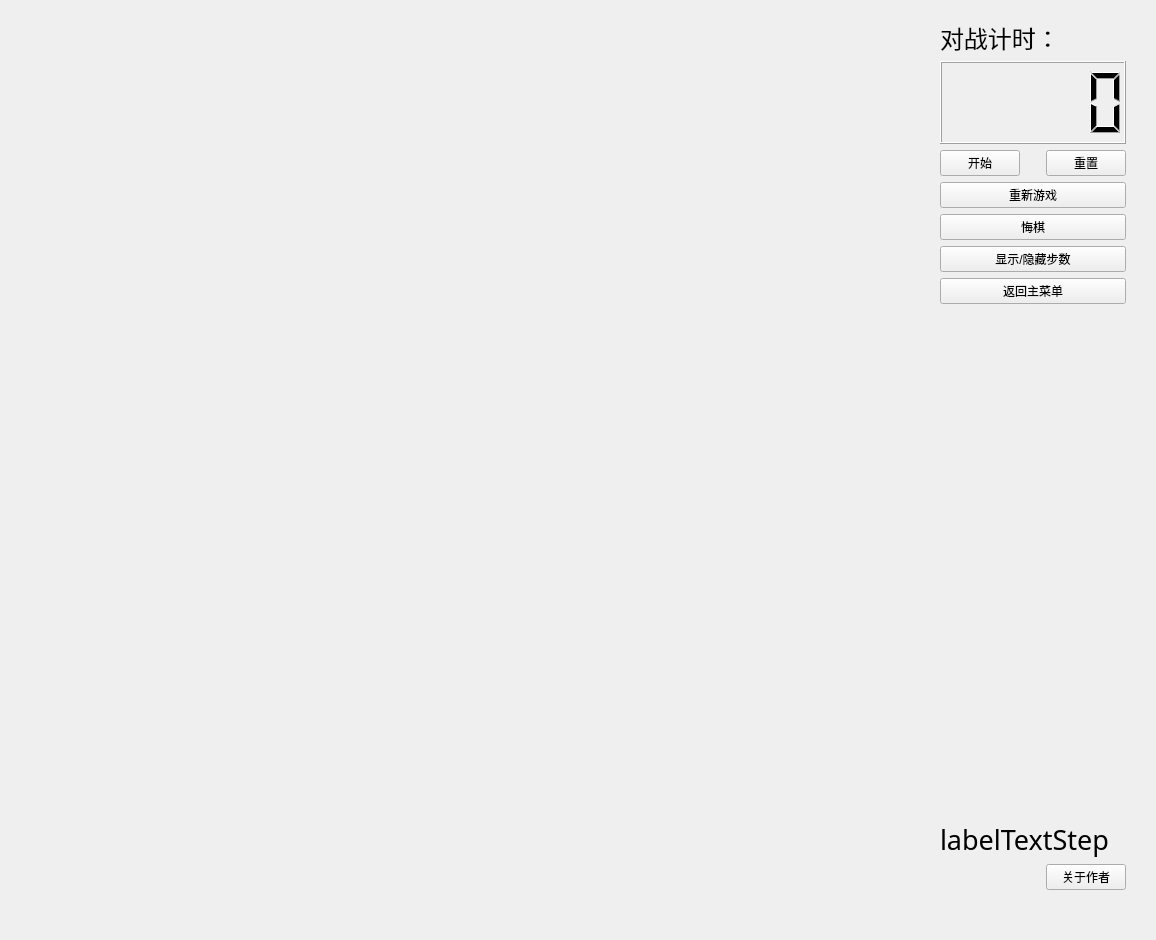
The window that ChessBoard.ui (XMuli/ChineseChess) describes before a commit, drawn with Qt 5.
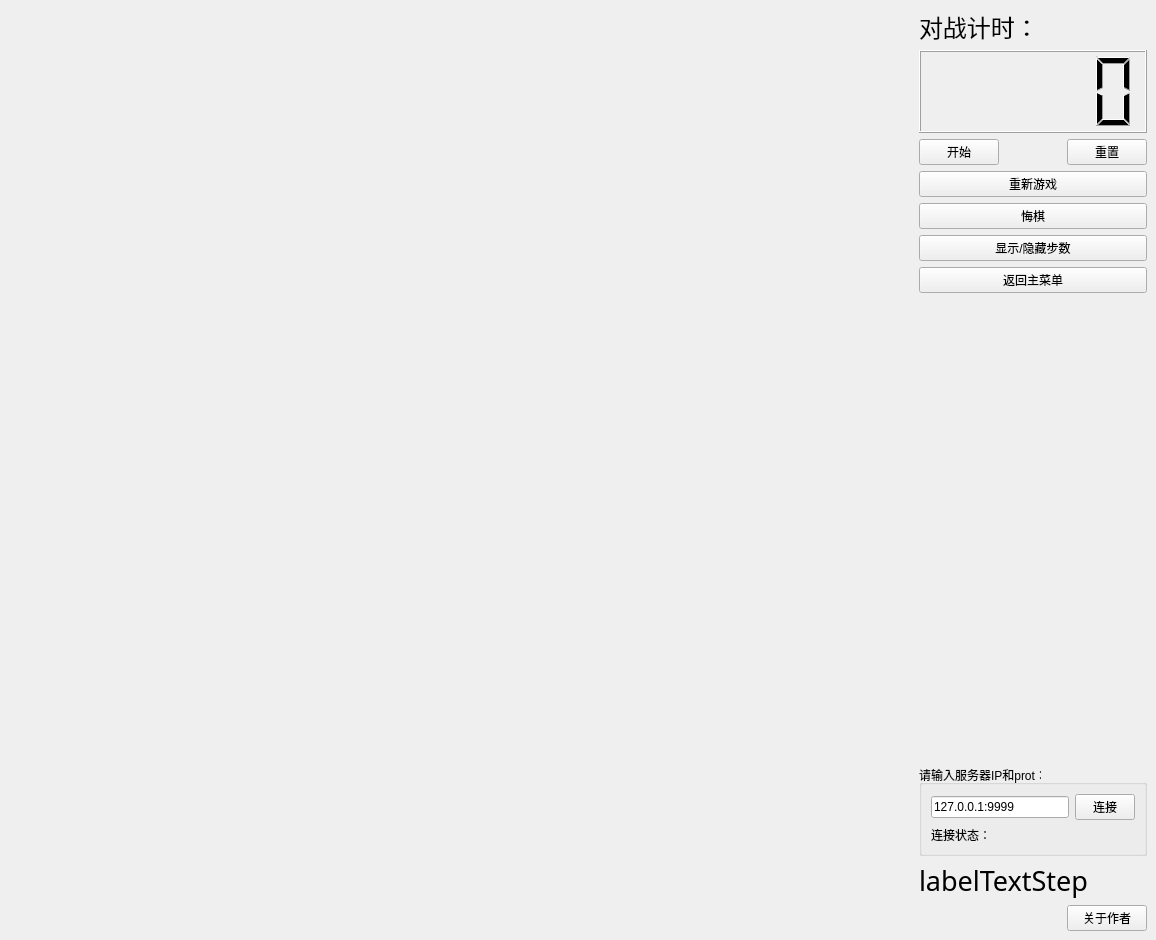
The same window after the commit. Icons and pictures are not drawn.

Commit message:
feat: Optimise networking for network battles
Customisable input IP and Port

```diff
--- a/ChessBoard.ui
+++ b/ChessBoard.ui
@@ -57,18 +57,6 @@
 }</string>
       </property>
       <layout class="QVBoxLayout" name="verticalLayout">
-       <property name="leftMargin">
-        <number>30</number>
-       </property>
-       <property name="topMargin">
-        <number>20</number>
-       </property>
-       <property name="rightMargin">
-        <number>30</number>
-       </property>
-       <property name="bottomMargin">
-        <number>50</number>
-       </property>
        <item>
         <widget class="QLabel" name="label_2">
          <property name="font">
@@ -184,6 +172,66 @@
          </property>
         </spacer>
        </item>
+       <item>
+        <widget class="QGroupBox" name="networkGroup">
+         <property name="title">
+          <string>请输入服务器IP和prot：</string>
+         </property>
+         <layout class="QGridLayout" name="gridLayout">
+          <item row="0" column="0">
+           <widget class="QLineEdit" name="lineEdit">
+            <property name="toolTip">
+             <string/>
+            </property>
+            <property name="statusTip">
+             <string/>
+            </property>
+            <property name="whatsThis">
+             <string/>
+            </property>
+            <property name="inputMask">
+             <string/>
+            </property>
+            <property name="text">
+             <string>127.0.0.1:9999</string>
+            </property>
+           </widget>
+          </item>
+          <item row="0" column="1">
+           <widget class="QPushButton" name="btnTcpConnect">
+            <property name="sizePolicy">
+             <sizepolicy hsizetype="Fixed" vsizetype="Fixed">
+              <horstretch>0</horstretch>
+              <verstretch>0</verstretch>
+             </sizepolicy>
+            </property>
+            <property name="minimumSize">
+             <size>
+              <width>60</width>
+              <height>0</height>
+             </size>
+            </property>
+            <property name="maximumSize">
+             <size>
+              <width>60</width>
+              <height>16777215</height>
+             </size>
+            </property>
+            <property name="text">
+             <string>连接</string>
+            </property>
+           </widget>
+          </item>
+          <item row="1" column="0" colspan="2">
+           <widget class="QLabel" name="labConnectStatus">
+            <property name="text">
+             <string>连接状态：</string>
+            </property>
+           </widget>
+          </item>
+         </layout>
+        </widget>
+       </item>
        <item>
         <widget class="QLabel" name="labelTextStep">
          <property name="font">
```
Left out of the diff: 2 changed lines with no effect on the pictures. The commit also changes 5 other files.
